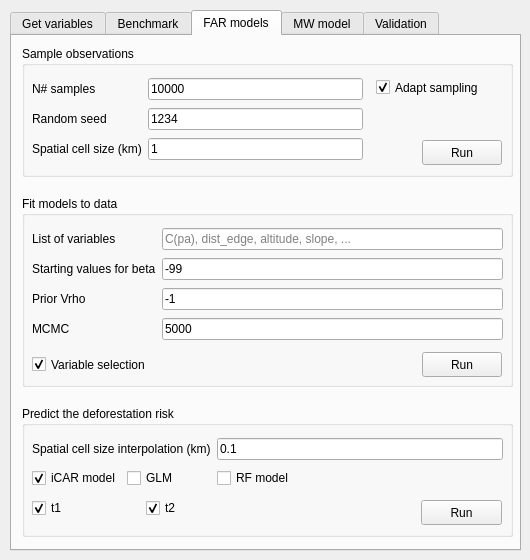
The window that deforisk_plugin_dialog_base.ui (ghislainv/deforisk-qgis-plugin) describes before a commit, drawn with Qt 5.
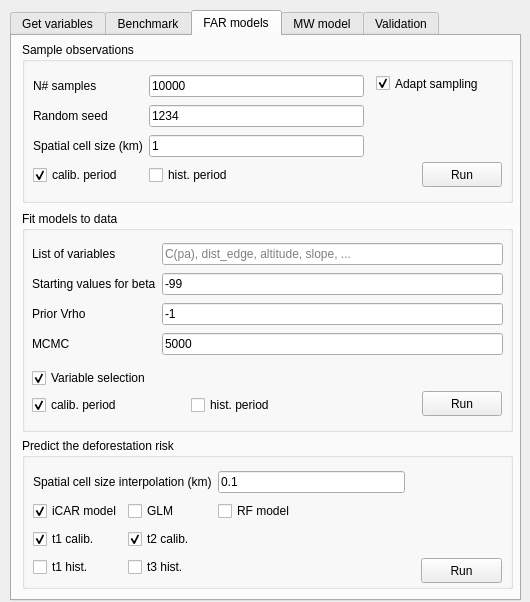
The same window after the commit. The open tabs and pages were chosen to show the change.

Commit message: Modifying periods for calibration and prediction to be clearer.

Diff of the .ui file:
```diff
--- a/deforisk_plugin_dialog_base.ui
+++ b/deforisk_plugin_dialog_base.ui
@@ -7,7 +7,7 @@
     <x>0</x>
     <y>0</y>
     <width>530</width>
-    <height>560</height>
+    <height>602</height>
    </rect>
   </property>
   <property name="windowTitle">
@@ -19,7 +19,7 @@
      <x>10</x>
      <y>10</y>
      <width>511</width>
-     <height>541</height>
+     <height>591</height>
     </rect>
    </property>
    <property name="currentIndex">
@@ -394,9 +394,9 @@
      <property name="geometry">
       <rect>
        <x>10</x>
-       <y>160</y>
+       <y>175</y>
        <width>491</width>
-       <height>191</height>
+       <height>221</height>
       </rect>
      </property>
      <property name="title">
@@ -406,7 +406,7 @@
       <property name="geometry">
        <rect>
         <x>400</x>
-        <y>156</y>
+        <y>180</y>
         <width>80</width>
         <height>25</height>
        </rect>
@@ -421,25 +421,6 @@
        <string>Run</string>
       </property>
      </widget>
-     <widget class="QCheckBox" name="varselection">
-      <property name="geometry">
-       <rect>
-        <x>10</x>
-        <y>157</y>
-        <width>141</width>
-        <height>23</height>
-       </rect>
-      </property>
-      <property name="text">
-       <string>Variable selection</string>
-      </property>
-      <property name="checked">
-       <bool>true</bool>
-      </property>
-      <property name="tristate">
-       <bool>false</bool>
-      </property>
-     </widget>
      <widget class="QWidget" name="layoutWidget">
       <property name="geometry">
        <rect>
@@ -520,14 +501,68 @@
        </item>
       </layout>
      </widget>
+     <widget class="QWidget" name="">
+      <property name="geometry">
+       <rect>
+        <x>10</x>
+        <y>156</y>
+        <width>311</width>
+        <height>50</height>
+       </rect>
+      </property>
+      <layout class="QGridLayout" name="gridLayout_11">
+       <item row="0" column="0">
+        <widget class="QCheckBox" name="varselection">
+         <property name="text">
+          <string>Variable selection</string>
+         </property>
+         <property name="checked">
+          <bool>true</bool>
+         </property>
+         <property name="tristate">
+          <bool>false</bool>
+         </property>
+        </widget>
+       </item>
+       <item row="1" column="0">
+        <widget class="QCheckBox" name="far_calib">
+         <property name="text">
+          <string>calib. period</string>
+         </property>
+         <property name="checked">
+          <bool>true</bool>
+         </property>
+         <property name="tristate">
+          <bool>false</bool>
+         </property>
+        </widget>
+       </item>
+       <item row="1" column="1">
+        <widget class="QCheckBox" name="far_hist">
+         <property name="enabled">
+          <bool>true</bool>
+         </property>
+         <property name="text">
+          <string>hist. period</string>
+         </property>
+         <property name="checked">
+          <bool>false</bool>
+         </property>
+         <property name="tristate">
+          <bool>false</bool>
+         </property>
+        </widget>
+       </item>
+      </layout>
+     </widget>
     </widget>
     <widget class="QGroupBox" name="groupBox_predict">
      <property name="geometry">
       <rect>
        <x>10</x>
-       <y>370</y>
+       <y>402</y>
        <width>491</width>
-       <height>131</height>
+       <height>151</height>
       </rect>
      </property>
      <property name="title">
@@ -537,7 +572,7 @@
       <property name="geometry">
        <rect>
         <x>399</x>
-        <y>94</y>
+        <y>120</y>
         <width>81</width>
         <height>25</height>
        </rect>
@@ -546,13 +581,13 @@
        <string>Run</string>
       </property>
      </widget>
-     <widget class="QWidget" name="layoutWidget">
+     <widget class="QWidget" name="">
       <property name="geometry">
        <rect>
-        <x>10</x>
-        <y>30</y>
-        <width>471</width>
-        <height>56</height>
+        <x>11</x>
+        <y>31</y>
+        <width>372</width>
+        <height>114</height>
        </rect>
       </property>
       <layout class="QGridLayout" name="gridLayout_7">
@@ -612,22 +647,10 @@
          </property>
         </widget>
        </item>
-      </layout>
-     </widget>
-     <widget class="QWidget" name="layoutWidget">
-      <property name="geometry">
-       <rect>
-        <x>10</x>
-        <y>90</y>
-        <width>221</width>
-        <height>25</height>
-       </rect>
-      </property>
-      <layout class="QGridLayout" name="gridLayout_8">
-       <item row="0" column="0">
-        <widget class="QCheckBox" name="pred_far_t1">
+       <item row="2" column="0">
+        <widget class="QCheckBox" name="pred_far_calib_t1">
          <property name="text">
-          <string>t1</string>
+          <string>t1 calib.</string>
          </property>
          <property name="checked">
           <bool>true</bool>
@@ -637,10 +660,10 @@
          </property>
         </widget>
        </item>
-       <item row="0" column="1">
-        <widget class="QCheckBox" name="pred_far_t2">
+       <item row="2" column="1">
+        <widget class="QCheckBox" name="pred_far_calib_t2">
          <property name="text">
-          <string>t2</string>
+          <string>t2 calib.</string>
          </property>
          <property name="checked">
           <bool>true</bool>
@@ -650,6 +673,32 @@
          </property>
         </widget>
        </item>
+       <item row="3" column="0">
+        <widget class="QCheckBox" name="pred_far_hist_t1">
+         <property name="text">
+          <string>t1 hist.</string>
+         </property>
+         <property name="checked">
+          <bool>false</bool>
+         </property>
+         <property name="tristate">
+          <bool>false</bool>
+         </property>
+        </widget>
+       </item>
+       <item row="3" column="1">
+        <widget class="QCheckBox" name="pred_far_hist_t3">
+         <property name="text">
+          <string>t3 hist.</string>
+         </property>
+         <property name="checked">
+          <bool>false</bool>
+         </property>
+         <property name="tristate">
+          <bool>false</bool>
+         </property>
+        </widget>
+       </item>
       </layout>
      </widget>
     </widget>
@@ -657,9 +706,9 @@
      <property name="geometry">
       <rect>
        <x>10</x>
-       <y>10</y>
+       <y>6</y>
        <width>491</width>
-       <height>131</height>
+       <height>161</height>
       </rect>
      </property>
      <property name="title">
@@ -669,7 +718,7 @@
       <property name="geometry">
        <rect>
         <x>400</x>
-        <y>94</y>
+        <y>120</y>
         <width>80</width>
         <height>25</height>
        </rect>
@@ -697,13 +746,13 @@
        <bool>false</bool>
       </property>
      </widget>
-     <widget class="QWidget" name="layoutWidget">
+     <widget class="QWidget" name="">
       <property name="geometry">
        <rect>
-        <x>10</x>
-        <y>30</y>
+        <x>11</x>
+        <y>31</y>
         <width>331</width>
-        <height>89</height>
+        <height>118</height>
        </rect>
       </property>
       <layout class="QGridLayout" name="gridLayout_5">
@@ -758,6 +807,32 @@
          </property>
         </widget>
        </item>
+       <item row="3" column="0">
+        <widget class="QCheckBox" name="samp_calib">
+         <property name="text">
+          <string>calib. period</string>
+         </property>
+         <property name="checked">
+          <bool>true</bool>
+         </property>
+         <property name="tristate">
+          <bool>false</bool>
+         </property>
+        </widget>
+       </item>
+       <item row="3" column="1">
+        <widget class="QCheckBox" name="samp_hist">
+         <property name="text">
+          <string>hist. period</string>
+         </property>
+         <property name="checked">
+          <bool>false</bool>
+         </property>
+         <property name="tristate">
+          <bool>false</bool>
+         </property>
+        </widget>
+       </item>
       </layout>
      </widget>
     </widget>
```
Left out of the diff: 2 changed lines with no effect on the pictures. The commit also changes 7 other files.
